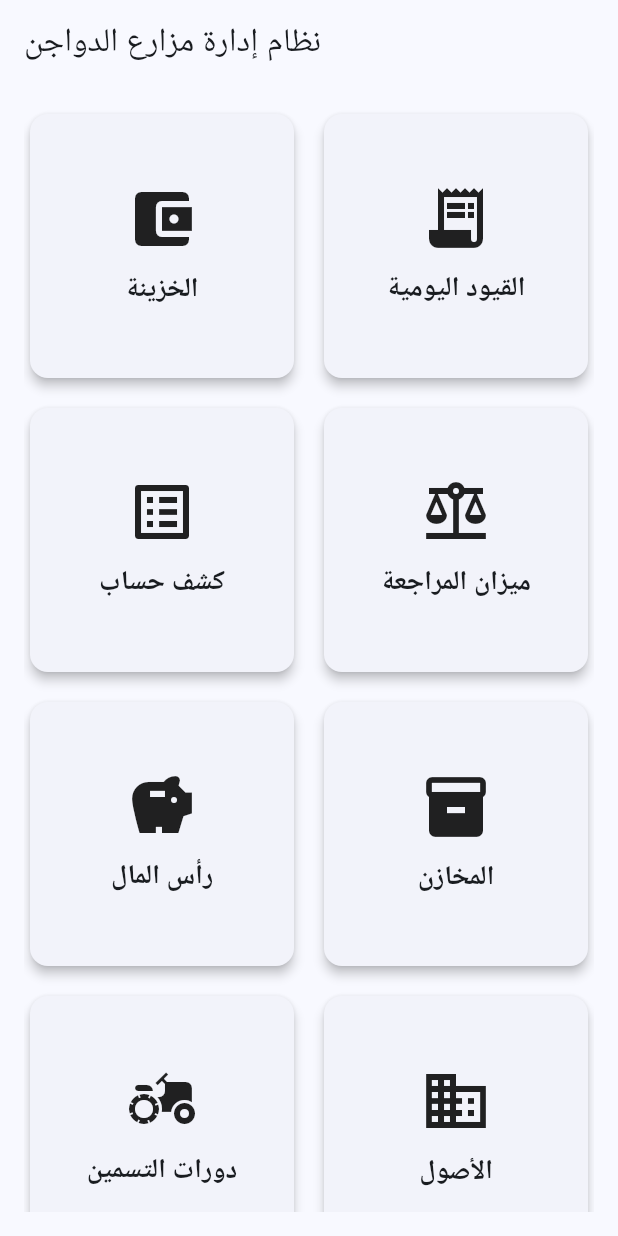
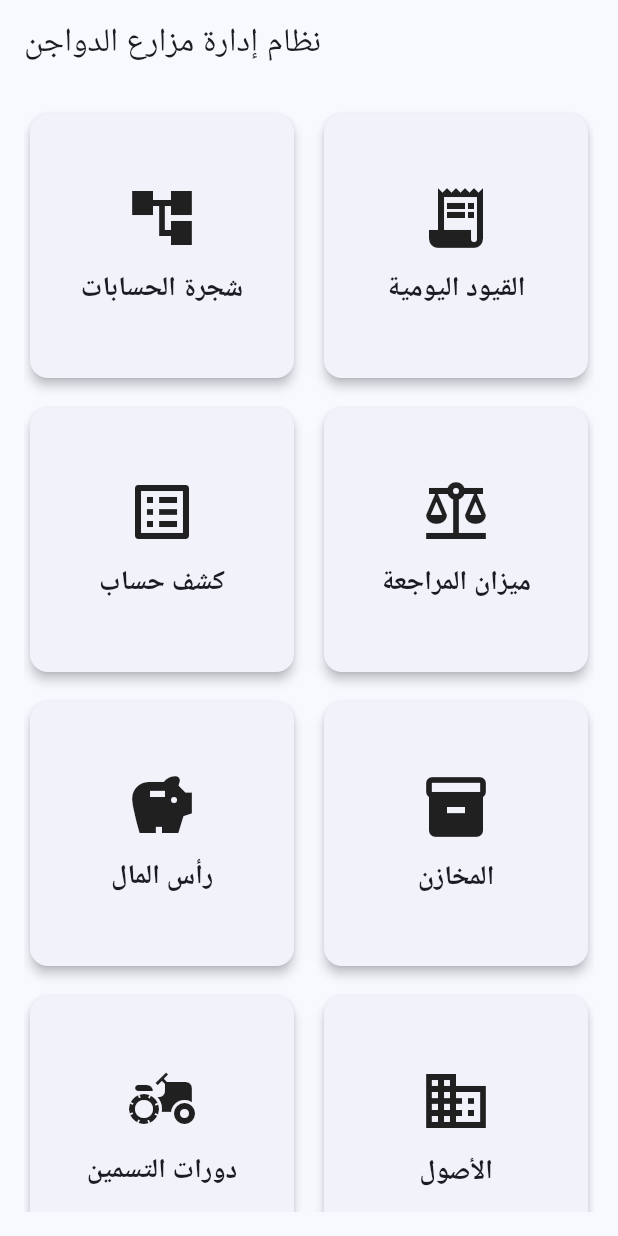
Before and after one commit to ozaro19/Poultry-erp, a Flutter app: the screen it shows after launch, on a phone screen of 412 x 824 dp. Run offline on Flutter 3.47's test engine with Material 3 defaults, Android fonts, the phone set to English and light mode, and no system bars; our stand-ins replace cloud_firestore, firebase_core; accounts and stored records are empty.

Commit message:
Rename accounts dashboard card

```diff
--- a/lib/screens/dashboard_screen.dart
+++ b/lib/screens/dashboard_screen.dart
@@ -21,8 +21,8 @@ class DashboardScreen extends StatelessWidget {
           mainAxisSpacing: 12,
           children: [
             _MenuCard(
-              'الخزينة',
-              Icons.account_balance_wallet,
+              'شجرة الحسابات',
+              Icons.account_tree,
               () {
                 Navigator.push(
                   context,
```
